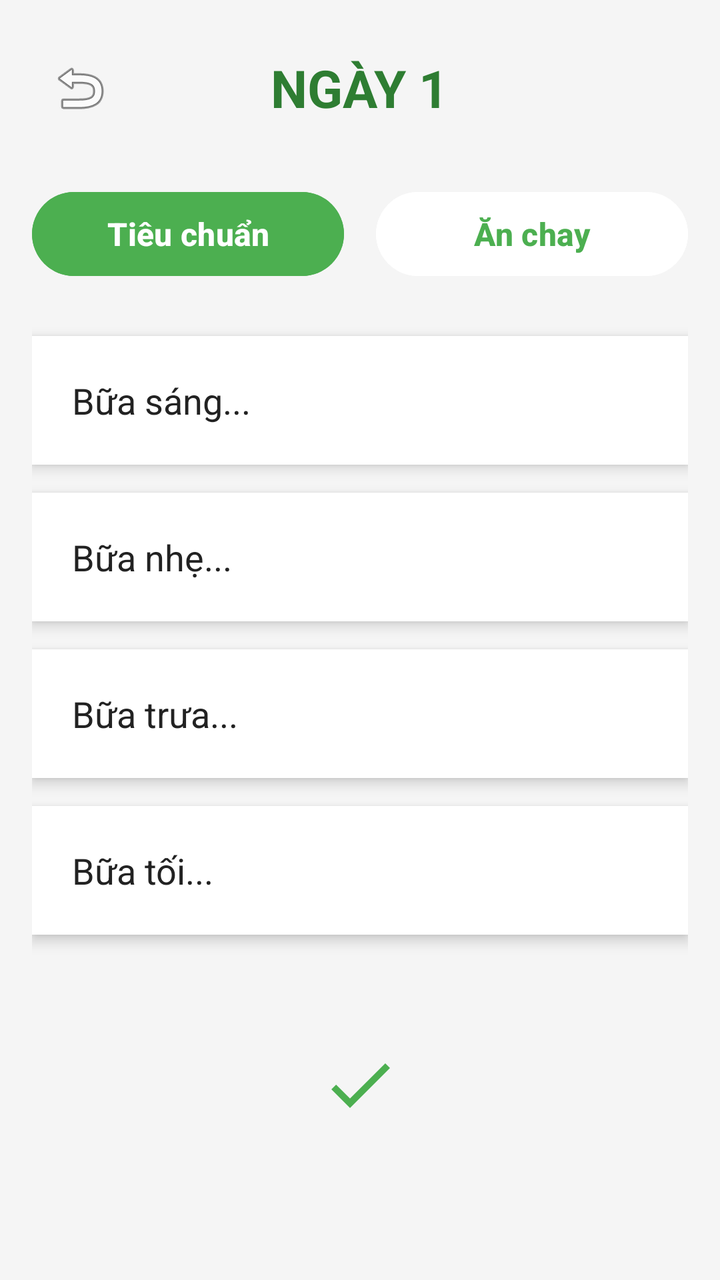
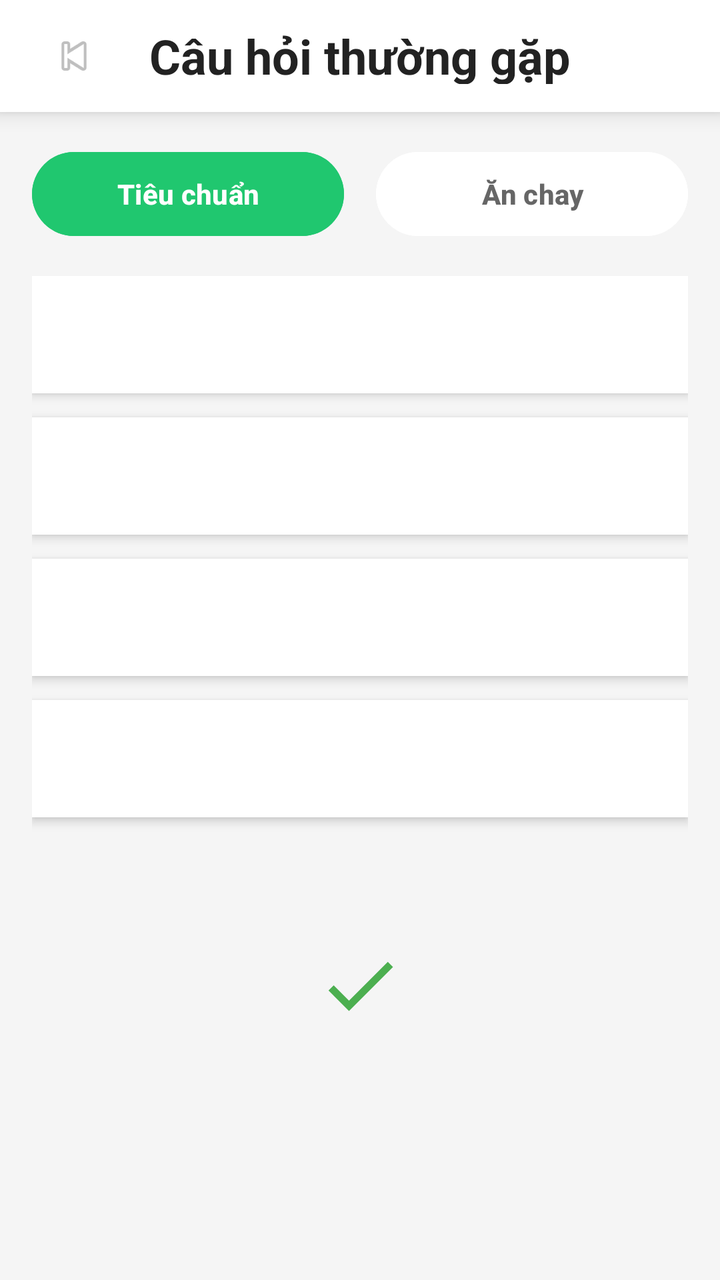

Two renders of the same Android screen: before a commit and after it. Below are the layout's source before the change and the commit's diff.
<!-- AndroidManifest.xml: application theme Theme.FitnessMobileApp -->
<!-- res/layout/fragment_nutrition_detail.xml -->
<?xml version="1.0" encoding="utf-8"?>
<ScrollView xmlns:android="http://schemas.android.com/apk/res/android"
    android:layout_width="match_parent"
    android:layout_height="match_parent"
    android:background="#F5F5F5"
    android:padding="16dp">

    <LinearLayout
        android:layout_width="match_parent"
        android:layout_height="wrap_content"
        android:orientation="vertical">

        
        <RelativeLayout
            android:layout_width="match_parent"
            android:layout_height="56dp"
            android:layout_marginBottom="20dp">

            <ImageView
                android:id="@+id/btnBack"
                android:layout_width="48dp"
                android:layout_height="48dp"
                android:layout_centerVertical="true"
                android:padding="8dp"
                android:clickable="true"
                android:focusable="true"
                android:background="?attr/selectableItemBackgroundBorderless"
                android:src="@android:drawable/ic_menu_revert"
                android:contentDescription="Quay lại"/>

            <TextView
                android:id="@+id/tvTitle"
                android:layout_width="wrap_content"
                android:layout_height="wrap_content"
                android:layout_centerInParent="true"
                android:text="NGÀY 1"
                android:textColor="#2E7D32"
                android:textSize="26sp"
                android:textStyle="bold"/>

        </RelativeLayout>

        
        <LinearLayout
            android:layout_width="match_parent"
            android:layout_height="56dp"
            android:orientation="horizontal"
            android:layout_marginBottom="20dp">

            <Button
                android:id="@+id/btnStandard"
                android:layout_width="0dp"
                android:layout_height="50dp"
                android:layout_weight="1"
                android:layout_marginEnd="8dp"
                android:text="Tiêu chuẩn"
                android:textAllCaps="false"
                android:textStyle="bold"
                android:textSize="16sp"
                android:textColor="#FFFFFF"
                android:backgroundTint="#4CAF50"/>

            <Button
                android:id="@+id/btnVegetarian"
                android:layout_width="0dp"
                android:layout_height="50dp"
                android:layout_weight="1"
                android:layout_marginStart="8dp"
                android:text="Ăn chay"
                android:textAllCaps="false"
                android:textStyle="bold"
                android:textSize="16sp"
                android:textColor="#4CAF50"
                android:backgroundTint="#FFFFFF"/>

        </LinearLayout>

        
        <TextView
            android:id="@+id/tvBreakfast"
            android:layout_width="match_parent"
            android:layout_height="wrap_content"
            android:layout_marginBottom="14dp"
            android:background="@android:color/white"
            android:elevation="4dp"
            android:padding="20dp"
            android:textSize="18sp"
            android:textColor="#222222"
            android:lineSpacingExtra="6dp"
            android:text="Bữa sáng..." />

        
        <TextView
            android:id="@+id/tvSnack"
            android:layout_width="match_parent"
            android:layout_height="wrap_content"
            android:layout_marginBottom="14dp"
            android:background="@android:color/white"
            android:elevation="4dp"
            android:padding="20dp"
            android:textSize="18sp"
            android:textColor="#222222"
            android:lineSpacingExtra="6dp"
            android:text="Bữa nhẹ..." />

        
        <TextView
            android:id="@+id/tvLunch"
            android:layout_width="match_parent"
            android:layout_height="wrap_content"
            android:layout_marginBottom="14dp"
            android:background="@android:color/white"
            android:elevation="4dp"
            android:padding="20dp"
            android:textSize="18sp"
            android:textColor="#222222"
            android:lineSpacingExtra="6dp"
            android:text="Bữa trưa..." />

        
        <TextView
            android:id="@+id/tvDinner"
            android:layout_width="match_parent"
            android:layout_height="wrap_content"
            android:layout_marginBottom="20dp"
            android:background="@android:color/white"
            android:elevation="4dp"
            android:padding="20dp"
            android:textSize="18sp"
            android:textColor="#222222"
            android:lineSpacingExtra="6dp"
            android:text="Bữa tối..." />

        
        <ImageView
            android:id="@+id/btnCheck"
            android:layout_width="70dp"
            android:layout_height="70dp"
            android:layout_gravity="center"
            android:layout_marginTop="20dp"
            android:padding="15dp"
            android:src="@drawable/ic_check_green"
            android:clickable="true"
            android:focusable="true"
            android:contentDescription="Hoàn thành ngày"/>

    </LinearLayout>

</ScrollView>
<!-- resources referenced by this layout -->
<resources>
  <!-- drawable ic_check_green (drawable) -->
  <vector xmlns:android="http://schemas.android.com/apk/res/android"
      android:width="24dp"
      android:height="24dp"
      android:viewportWidth="24"
      android:viewportHeight="24">
  
      <path
          android:fillColor="#4CAF50"
          android:pathData="M9,16.17L4.83,12l-1.42,1.41L9,19L21,7l-1.41,-1.41z"/>
  
  </vector>
  <style name="Theme.FitnessMobileApp" parent="Base.Theme.FitnessMobileApp" />
  <style name="Base.Theme.FitnessMobileApp" parent="Theme.Material3.DayNight.NoActionBar">
          
          
      </style>
</resources>

<!-- the commit's change to res/layout/fragment_nutrition_detail.xml (unified diff, before → after) -->
@@ -1,149 +1,166 @@
 <?xml version="1.0" encoding="utf-8"?>
-<ScrollView xmlns:android="http://schemas.android.com/apk/res/android"
+<LinearLayout
+    xmlns:android="http://schemas.android.com/apk/res/android"
+    xmlns:app="http://schemas.android.com/apk/res-auto"
     android:layout_width="match_parent"
     android:layout_height="match_parent"
+    android:orientation="vertical"
     android:background="#F5F5F5"
-    android:padding="16dp">
+    android:fitsSystemWindows="true">
+    
+    <include
+        android:id="@+id/header"
+        layout="@layout/toolbar"/>
+    
+    <ScrollView
+        android:id="@+id/scrollDetail"
+        android:layout_width="match_parent"
+        android:layout_height="0dp"
+        android:layout_weight="1"
+        android:fillViewport="true">
 
-    <LinearLayout
-        android:layout_width="match_parent"
-        android:layout_height="wrap_content"
-        android:orientation="vertical">
-
-        
-        <RelativeLayout
-            android:layout_width="match_parent"
-            android:layout_height="56dp"
-            android:layout_marginBottom="20dp">
-
-            <ImageView
-                android:id="@+id/btnBack"
-                android:layout_width="48dp"
-                android:layout_height="48dp"
-                android:layout_centerVertical="true"
-                android:padding="8dp"
-                android:clickable="true"
-                android:focusable="true"
-                android:background="?attr/selectableItemBackgroundBorderless"
-                android:src="@android:drawable/ic_menu_revert"
-                android:contentDescription="Quay lại"/>
-
-            <TextView
-                android:id="@+id/tvTitle"
-                android:layout_width="wrap_content"
-                android:layout_height="wrap_content"
-                android:layout_centerInParent="true"
-                android:text="NGÀY 1"
-                android:textColor="#2E7D32"
-                android:textSize="26sp"
-                android:textStyle="bold"/>
-
-        </RelativeLayout>
-
-        
         <LinearLayout
             android:layout_width="match_parent"
-            android:layout_height="56dp"
-            android:orientation="horizontal"
-            android:layout_marginBottom="20dp">
+            android:layout_height="wrap_content"
+            android:orientation="vertical">
 
-            <Button
-                android:id="@+id/btnStandard"
-                android:layout_width="0dp"
-                android:layout_height="50dp"
-                android:layout_weight="1"
-                android:layout_marginEnd="8dp"
-                android:text="Tiêu chuẩn"
-                android:textAllCaps="false"
-                android:textStyle="bold"
-                android:textSize="16sp"
-                android:textColor="#FFFFFF"
-                android:backgroundTint="#4CAF50"/>
+            
+            <LinearLayout
+                android:layout_width="match_parent"
+                android:layout_height="wrap_content"
+                android:layout_margin="16dp"
+                android:orientation="horizontal">
 
-            <Button
-                android:id="@+id/btnVegetarian"
-                android:layout_width="0dp"
-                android:layout_height="50dp"
-                android:layout_weight="1"
-                android:layout_marginStart="8dp"
-                android:text="Ăn chay"
-                android:textAllCaps="false"
-                android:textStyle="bold"
-                android:textSize="16sp"
-                android:textColor="#4CAF50"
-                android:backgroundTint="#FFFFFF"/>
+                <com.google.android.material.button.MaterialButton
+                    android:id="@+id/btnStandard"
+                    android:layout_width="0dp"
+                    android:layout_height="50dp"
+                    android:layout_weight="1"
+                    android:layout_marginEnd="8dp"
+                    android:text="Tiêu chuẩn"
+                    android:textAllCaps="false"
+                    android:textStyle="bold"
+                    android:textColor="#FFFFFF"
+                    android:backgroundTint="#20C76F"
+                    app:cornerRadius="25dp"/>
+
+                <com.google.android.material.button.MaterialButton
+                    android:id="@+id/btnVegetarian"
+                    android:layout_width="0dp"
+                    android:layout_height="50dp"
+                    android:layout_weight="1"
+                    android:layout_marginStart="8dp"
+                    android:text="Ăn chay"
+                    android:textAllCaps="false"
+                    android:textStyle="bold"
+                    android:textColor="#666666"
+                    android:backgroundTint="#FFFFFF"
+                    app:cornerRadius="25dp"/>
+
+            </LinearLayout>
+
+            
+            <LinearLayout
+                android:layout_width="match_parent"
+                android:layout_height="wrap_content"
+                android:orientation="vertical"
+                android:paddingHorizontal="16dp">
+
+                <TextView
+                    android:id="@+id/tvBreakfast"
+                    android:layout_width="match_parent"
+                    android:layout_height="wrap_content"
+                    android:layout_marginBottom="12dp"
+                    android:background="#FFFFFF"
+                    android:elevation="3dp"
+                    android:padding="18dp"
+                    android:textColor="#222222"
+                    android:textSize="17sp"/>
+
+                <TextView
+                    android:id="@+id/tvSnack"
+                    android:layout_width="match_parent"
+                    android:layout_height="wrap_content"
+                    android:layout_marginBottom="12dp"
+                    android:background="#FFFFFF"
+                    android:elevation="3dp"
+                    android:padding="18dp"
+                    android:textColor="#222222"
+                    android:textSize="17sp"/>
+
+                <TextView
+                    android:id="@+id/tvLunch"
+                    android:layout_width="match_parent"
+                    android:layout_height="wrap_content"
+                    android:layout_marginBottom="12dp"
+                    android:background="#FFFFFF"
+                    android:elevation="3dp"
+                    android:padding="18dp"
+                    android:textColor="#222222"
+                    android:textSize="17sp"/>
+
+                <TextView
+                    android:id="@+id/tvDinner"
+                    android:layout_width="match_parent"
+                    android:layout_height="wrap_content"
+                    android:layout_marginBottom="20dp"
+                    android:background="#FFFFFF"
+                    android:elevation="3dp"
+                    android:padding="18dp"
+                    android:textColor="#222222"
+                    android:textSize="17sp"/>
+
+            </LinearLayout>
+
+            
+            <ImageView
+                android:id="@+id/btnCheck"
+                android:layout_width="72dp"
+                android:layout_height="72dp"
+                android:layout_gravity="center"
+                android:layout_marginTop="28dp"
+                android:layout_marginBottom="32dp"
+                android:background="?attr/selectableItemBackgroundBorderless"
+                android:padding="14dp"
+                android:src="@drawable/ic_check_green"
+                android:contentDescription="Hoàn thành"/>
 
         </LinearLayout>
 
-        
-        <TextView
-            android:id="@+id/tvBreakfast"
-            android:layout_width="match_parent"
-            android:layout_height="wrap_content"
-            android:layout_marginBottom="14dp"
-            android:background="@android:color/white"
-            android:elevation="4dp"
-            android:padding="20dp"
-            android:textSize="18sp"
-            android:textColor="#222222"
-            android:lineSpacingExtra="6dp"
-            android:text="Bữa sáng..." />
+    </ScrollView>
 
-        
-        <TextView
-            android:id="@+id/tvSnack"
-            android:layout_width="match_parent"
-            android:layout_height="wrap_content"
-            android:layout_marginBottom="14dp"
-            android:background="@android:color/white"
-            android:elevation="4dp"
-            android:padding="20dp"
-            android:textSize="18sp"
-            android:textColor="#222222"
-            android:lineSpacingExtra="6dp"
-            android:text="Bữa nhẹ..." />
+</LinearLayout>
+<!-- res/layout/toolbar.xml (included above) -->
+<?xml version="1.0" encoding="utf-8"?>
+<RelativeLayout xmlns:android="http://schemas.android.com/apk/res/android"
+    android:id="@+id/headerLayout"
+    android:layout_width="match_parent"
+    android:layout_height="wrap_content"
+    android:background="#FFFFFF"
+    android:elevation="6dp"
+    android:paddingStart="16dp"
+    android:paddingEnd="16dp"
+    android:paddingTop="0dp"
+    android:paddingBottom="14dp">
 
-        
-        <TextView
-            android:id="@+id/tvLunch"
-            android:layout_width="match_parent"
-            android:layout_height="wrap_content"
-            android:layout_marginBottom="14dp"
-            android:background="@android:color/white"
-            android:elevation="4dp"
-            android:padding="20dp"
-            android:textSize="18sp"
-            android:textColor="#222222"
-            android:lineSpacingExtra="6dp"
-            android:text="Bữa trưa..." />
+    <ImageView
+        android:id="@+id/btnBack"
+        android:layout_width="42dp"
+        android:layout_height="42dp"
+        android:layout_centerVertical="true"
+        android:background="?android:attr/selectableItemBackgroundBorderless"
+        android:padding="8dp"
+        android:src="@android:drawable/ic_media_previous"
+        android:contentDescription="Back" />
 
-        
-        <TextView
-            android:id="@+id/tvDinner"
-            android:layout_width="match_parent"
-            android:layout_height="wrap_content"
-            android:layout_marginBottom="20dp"
-            android:background="@android:color/white"
-            android:elevation="4dp"
-            android:padding="20dp"
-            android:textSize="18sp"
-            android:textColor="#222222"
-            android:lineSpacingExtra="6dp"
-            android:text="Bữa tối..." />
+    <TextView
+        android:id="@+id/tvTitle"
+        android:layout_width="wrap_content"
+        android:layout_height="wrap_content"
+        android:layout_centerInParent="true"
+        android:text="Câu hỏi thường gặp"
+        android:textColor="#222222"
+        android:textStyle="bold"
+        android:textSize="24sp"/>
 
-        
-        <ImageView
-            android:id="@+id/btnCheck"
-            android:layout_width="70dp"
-            android:layout_height="70dp"
-            android:layout_gravity="center"
-            android:layout_marginTop="20dp"
-            android:padding="15dp"
-            android:src="@drawable/ic_check_green"
-            android:clickable="true"
-            android:focusable="true"
-            android:contentDescription="Hoàn thành ngày"/>
-
-    </LinearLayout>
-
-</ScrollView>
+</RelativeLayout>
